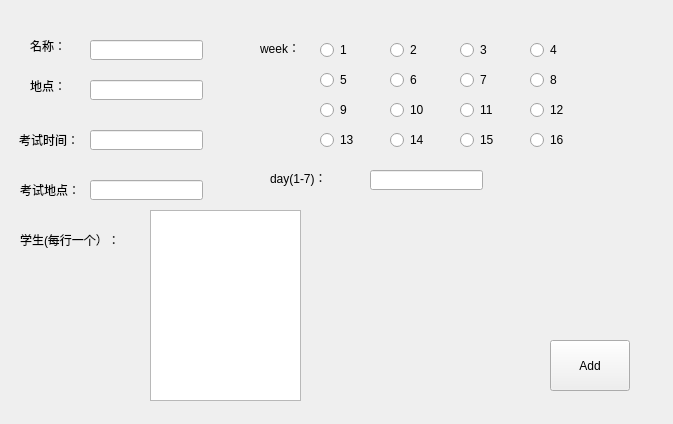
Old version of the form add_class.ui in the repository jrcdizumi/schedule.
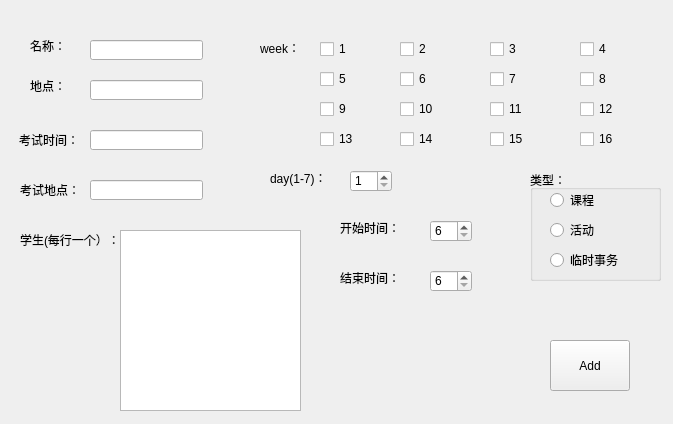
New version of the form.

```diff
--- a/add_class.ui
+++ b/add_class.ui
@@ -13,19 +13,6 @@
   <property name="windowTitle">
    <string>Form</string>
   </property>
-  <widget class="QRadioButton" name="radioButton">
-   <property name="geometry">
-    <rect>
-     <x>320</x>
-     <y>40</y>
-     <width>41</width>
-     <height>20</height>
-    </rect>
-   </property>
-   <property name="text">
-    <string>1</string>
-   </property>
-  </widget>
   <widget class="QLabel" name="label">
    <property name="geometry">
     <rect>
@@ -131,258 +118,390 @@
     <string>week：</string>
    </property>
   </widget>
-  <widget class="QRadioButton" name="radioButton_2">
+  <widget class="QLabel" name="label_6">
    <property name="geometry">
     <rect>
-     <x>390</x>
-     <y>40</y>
-     <width>41</width>
+     <x>270</x>
+     <y>170</y>
+     <width>71</width>
+     <height>16</height>
+    </rect>
+   </property>
+   <property name="text">
+    <string>day(1-7)：</string>
+   </property>
+  </widget>
+  <widget class="QLabel" name="label_7">
+   <property name="geometry">
+    <rect>
+     <x>20</x>
+     <y>230</y>
+     <width>111</width>
      <height>20</height>
+    </rect>
+   </property>
+   <property name="text">
+    <string>学生(每行一个）：</string>
+   </property>
+  </widget>
+  <widget class="QPushButton" name="pushButton">
+   <property name="geometry">
+    <rect>
+     <x>550</x>
+     <y>340</y>
+     <width>80</width>
+     <height>51</height>
+    </rect>
+   </property>
+   <property name="text">
+    <string>Add</string>
+   </property>
+  </widget>
+  <widget class="QSpinBox" name="spinBox">
+   <property name="geometry">
+    <rect>
+     <x>430</x>
+     <y>220</y>
+     <width>42</width>
+     <height>22</height>
+    </rect>
+   </property>
+   <property name="minimum">
+    <number>6</number>
+   </property>
+   <property name="maximum">
+    <number>21</number>
+   </property>
+  </widget>
+  <widget class="QLabel" name="label_8">
+   <property name="geometry">
+    <rect>
+     <x>340</x>
+     <y>220</y>
+     <width>71</width>
+     <height>16</height>
+    </rect>
+   </property>
+   <property name="text">
+    <string>开始时间：</string>
+   </property>
+  </widget>
+  <widget class="QSpinBox" name="spinBox_2">
+   <property name="geometry">
+    <rect>
+     <x>430</x>
+     <y>270</y>
+     <width>42</width>
+     <height>22</height>
+    </rect>
+   </property>
+   <property name="minimum">
+    <number>6</number>
+   </property>
+   <property name="maximum">
+    <number>21</number>
+   </property>
+  </widget>
+  <widget class="QLabel" name="label_9">
+   <property name="geometry">
+    <rect>
+     <x>340</x>
+     <y>270</y>
+     <width>71</width>
+     <height>16</height>
+    </rect>
+   </property>
+   <property name="text">
+    <string>结束时间：</string>
+   </property>
+  </widget>
+  <widget class="QSpinBox" name="spinBox_3">
+   <property name="geometry">
+    <rect>
+     <x>350</x>
+     <y>170</y>
+     <width>42</width>
+     <height>22</height>
+    </rect>
+   </property>
+   <property name="minimum">
+    <number>1</number>
+   </property>
+   <property name="maximum">
+    <number>7</number>
+   </property>
+   <property name="value">
+    <number>1</number>
+   </property>
+  </widget>
+  <widget class="QGroupBox" name="groupBox">
+   <property name="geometry">
+    <rect>
+     <x>530</x>
+     <y>170</y>
+     <width>131</width>
+     <height>111</height>
+    </rect>
+   </property>
+   <property name="title">
+    <string>类型：</string>
+   </property>
+   <widget class="QRadioButton" name="radioButton_18">
+    <property name="geometry">
+     <rect>
+      <x>20</x>
+      <y>50</y>
+      <width>51</width>
+      <height>20</height>
+     </rect>
+    </property>
+    <property name="text">
+     <string>活动</string>
+    </property>
+   </widget>
+   <widget class="QRadioButton" name="radioButton_19">
+    <property name="geometry">
+     <rect>
+      <x>20</x>
+      <y>80</y>
+      <width>81</width>
+      <height>20</height>
+     </rect>
+    </property>
+    <property name="text">
+     <string>临时事务</string>
+    </property>
+   </widget>
+   <widget class="QRadioButton" name="radioButton_17">
+    <property name="geometry">
+     <rect>
+      <x>20</x>
+      <y>20</y>
+      <width>51</width>
+      <height>20</height>
+     </rect>
+    </property>
+    <property name="text">
+     <string>课程</string>
+    </property>
+   </widget>
+  </widget>
+  <widget class="QCheckBox" name="checkBox">
+   <property name="geometry">
+    <rect>
+     <x>320</x>
+     <y>40</y>
+     <width>61</width>
+     <height>18</height>
+    </rect>
+   </property>
+   <property name="text">
+    <string>1</string>
+   </property>
+  </widget>
+  <widget class="QCheckBox" name="checkBox_2">
+   <property name="geometry">
+    <rect>
+     <x>400</x>
+     <y>40</y>
+     <width>61</width>
+     <height>18</height>
     </rect>
    </property>
    <property name="text">
     <string>2</string>
    </property>
   </widget>
-  <widget class="QRadioButton" name="radioButton_3">
+  <widget class="QCheckBox" name="checkBox_3">
    <property name="geometry">
     <rect>
-     <x>460</x>
+     <x>490</x>
      <y>40</y>
-     <width>41</width>
-     <height>20</height>
+     <width>61</width>
+     <height>18</height>
     </rect>
    </property>
    <property name="text">
     <string>3</string>
    </property>
   </widget>
-  <widget class="QRadioButton" name="radioButton_4">
+  <widget class="QCheckBox" name="checkBox_4">
    <property name="geometry">
     <rect>
-     <x>530</x>
+     <x>580</x>
      <y>40</y>
-     <width>41</width>
-     <height>20</height>
+     <width>61</width>
+     <height>18</height>
     </rect>
    </property>
    <property name="text">
     <string>4</string>
    </property>
   </widget>
-  <widget class="QRadioButton" name="radioButton_5">
+  <widget class="QCheckBox" name="checkBox_5">
    <property name="geometry">
     <rect>
      <x>320</x>
      <y>70</y>
-     <width>41</width>
-     <height>20</height>
+     <width>61</width>
+     <height>18</height>
     </rect>
    </property>
    <property name="text">
     <string>5</string>
    </property>
   </widget>
-  <widget class="QRadioButton" name="radioButton_6">
+  <widget class="QCheckBox" name="checkBox_6">
    <property name="geometry">
     <rect>
-     <x>390</x>
+     <x>400</x>
      <y>70</y>
-     <width>41</width>
-     <height>20</height>
+     <width>61</width>
+     <height>18</height>
     </rect>
    </property>
    <property name="text">
     <string>6</string>
    </property>
   </widget>
-  <widget class="QRadioButton" name="radioButton_7">
+  <widget class="QCheckBox" name="checkBox_7">
    <property name="geometry">
     <rect>
-     <x>460</x>
+     <x>490</x>
      <y>70</y>
-     <width>41</width>
-     <height>20</height>
+     <width>61</width>
+     <height>18</height>
     </rect>
    </property>
    <property name="text">
     <string>7</string>
    </property>
   </widget>
-  <widget class="QRadioButton" name="radioButton_8">
+  <widget class="QCheckBox" name="checkBox_8">
    <property name="geometry">
     <rect>
-     <x>530</x>
+     <x>580</x>
      <y>70</y>
-     <width>41</width>
-     <height>20</height>
+     <width>61</width>
+     <height>18</height>
     </rect>
    </property>
    <property name="text">
     <string>8</string>
    </property>
   </widget>
-  <widget class="QRadioButton" name="radioButton_9">
+  <widget class="QCheckBox" name="checkBox_9">
    <property name="geometry">
     <rect>
      <x>320</x>
      <y>100</y>
-     <width>41</width>
-     <height>20</height>
+     <width>61</width>
+     <height>18</height>
     </rect>
    </property>
    <property name="text">
     <string>9</string>
    </property>
   </widget>
-  <widget class="QRadioButton" name="radioButton_10">
+  <widget class="QCheckBox" name="checkBox_10">
    <property name="geometry">
     <rect>
-     <x>390</x>
+     <x>400</x>
      <y>100</y>
-     <width>41</width>
-     <height>20</height>
+     <width>61</width>
+     <height>18</height>
     </rect>
    </property>
    <property name="text">
     <string>10</string>
    </property>
   </widget>
-  <widget class="QRadioButton" name="radioButton_11">
+  <widget class="QCheckBox" name="checkBox_11">
    <property name="geometry">
     <rect>
-     <x>460</x>
+     <x>490</x>
      <y>100</y>
-     <width>41</width>
-     <height>20</height>
+     <width>61</width>
+     <height>18</height>
     </rect>
    </property>
    <property name="text">
     <string>11</string>
    </property>
   </widget>
-  <widget class="QRadioButton" name="radioButton_12">
+  <widget class="QCheckBox" name="checkBox_12">
    <property name="geometry">
     <rect>
-     <x>530</x>
+     <x>580</x>
      <y>100</y>
-     <width>41</width>
-     <height>20</height>
+     <width>61</width>
+     <height>18</height>
     </rect>
    </property>
    <property name="text">
     <string>12</string>
    </property>
   </widget>
-  <widget class="QRadioButton" name="radioButton_13">
+  <widget class="QCheckBox" name="checkBox_13">
    <property name="geometry">
     <rect>
      <x>320</x>
      <y>130</y>
-     <width>41</width>
-     <height>20</height>
+     <width>61</width>
+     <height>18</height>
     </rect>
    </property>
    <property name="text">
     <string>13</string>
    </property>
   </widget>
-  <widget class="QRadioButton" name="radioButton_14">
+  <widget class="QCheckBox" name="checkBox_14">
    <property name="geometry">
     <rect>
-     <x>390</x>
+     <x>400</x>
      <y>130</y>
-     <width>41</width>
-     <height>20</height>
+     <width>61</width>
+     <height>18</height>
     </rect>
    </property>
    <property name="text">
     <string>14</string>
    </property>
   </widget>
-  <widget class="QRadioButton" name="radioButton_15">
+  <widget class="QCheckBox" name="checkBox_15">
    <property name="geometry">
     <rect>
-     <x>460</x>
+     <x>490</x>
      <y>130</y>
-     <width>41</width>
-     <height>20</height>
+     <width>61</width>
+     <height>18</height>
     </rect>
    </property>
    <property name="text">
     <string>15</string>
    </property>
   </widget>
-  <widget class="QRadioButton" name="radioButton_16">
+  <widget class="QCheckBox" name="checkBox_16">
    <property name="geometry">
     <rect>
-     <x>530</x>
+     <x>580</x>
      <y>130</y>
-     <width>41</width>
-     <height>20</height>
+     <width>61</width>
+     <height>18</height>
     </rect>
    </property>
    <property name="text">
     <string>16</string>
    </property>
   </widget>
-  <widget class="QLabel" name="label_6">
+  <widget class="QPlainTextEdit" name="plainTextEdit">
    <property name="geometry">
     <rect>
-     <x>270</x>
-     <y>170</y>
-     <width>71</width>
-     <height>16</height>
-    </rect>
-   </property>
-   <property name="text">
-    <string>day(1-7)：</string>
-   </property>
-  </widget>
-  <widget class="QLineEdit" name="lineEdit_5">
-   <property name="geometry">
-    <rect>
-     <x>370</x>
-     <y>170</y>
-     <width>113</width>
-     <height>20</height>
-    </rect>
-   </property>
-  </widget>
-  <widget class="QLabel" name="label_7">
-   <property name="geometry">
-    <rect>
-     <x>20</x>
+     <x>120</x>
      <y>230</y>
-     <width>111</width>
-     <height>20</height>
+     <width>181</width>
+     <height>181</height>
     </rect>
-   </property>
-   <property name="text">
-    <string>学生(每行一个）：</string>
-   </property>
-  </widget>
-  <widget class="QTextEdit" name="textEdit">
-   <property name="geometry">
-    <rect>
-     <x>150</x>
-     <y>210</y>
-     <width>151</width>
-     <height>191</height>
-    </rect>
-   </property>
-  </widget>
-  <widget class="QPushButton" name="pushButton">
-   <property name="geometry">
-    <rect>
-     <x>550</x>
-     <y>340</y>
-     <width>80</width>
-     <height>51</height>
-    </rect>
-   </property>
-   <property name="text">
-    <string>Add</string>
    </property>
   </widget>
  </widget>
```
